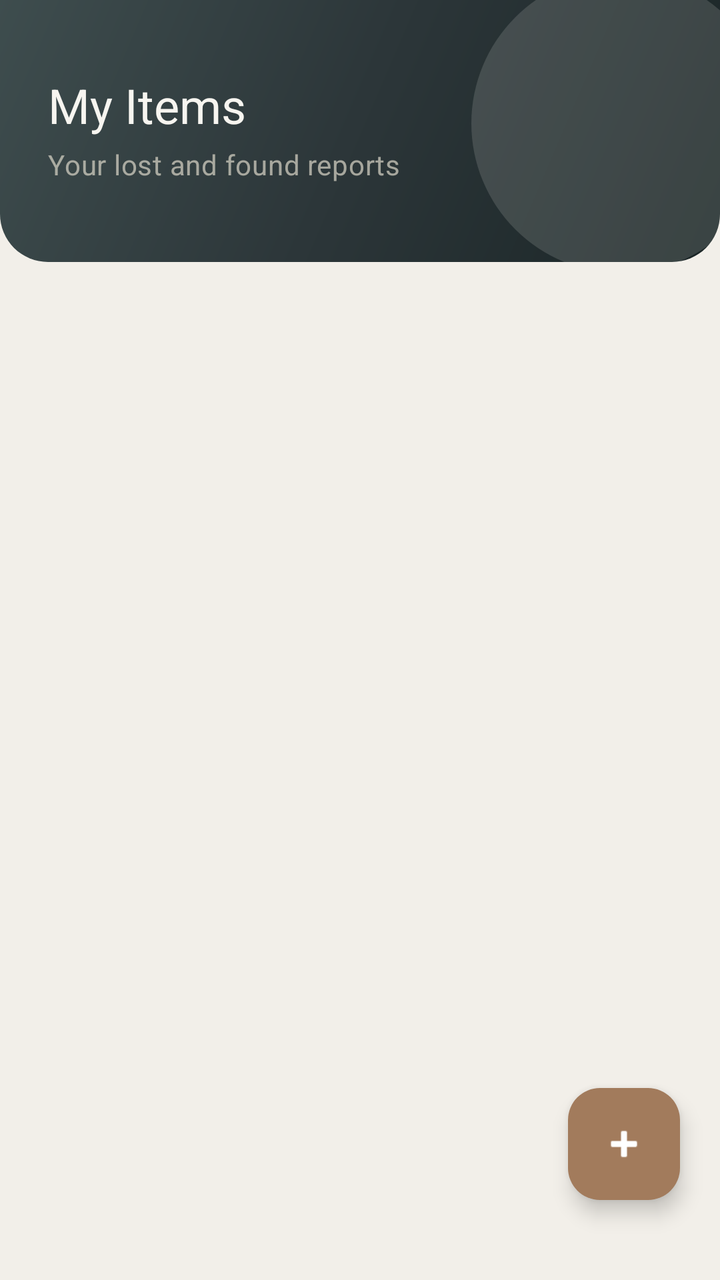
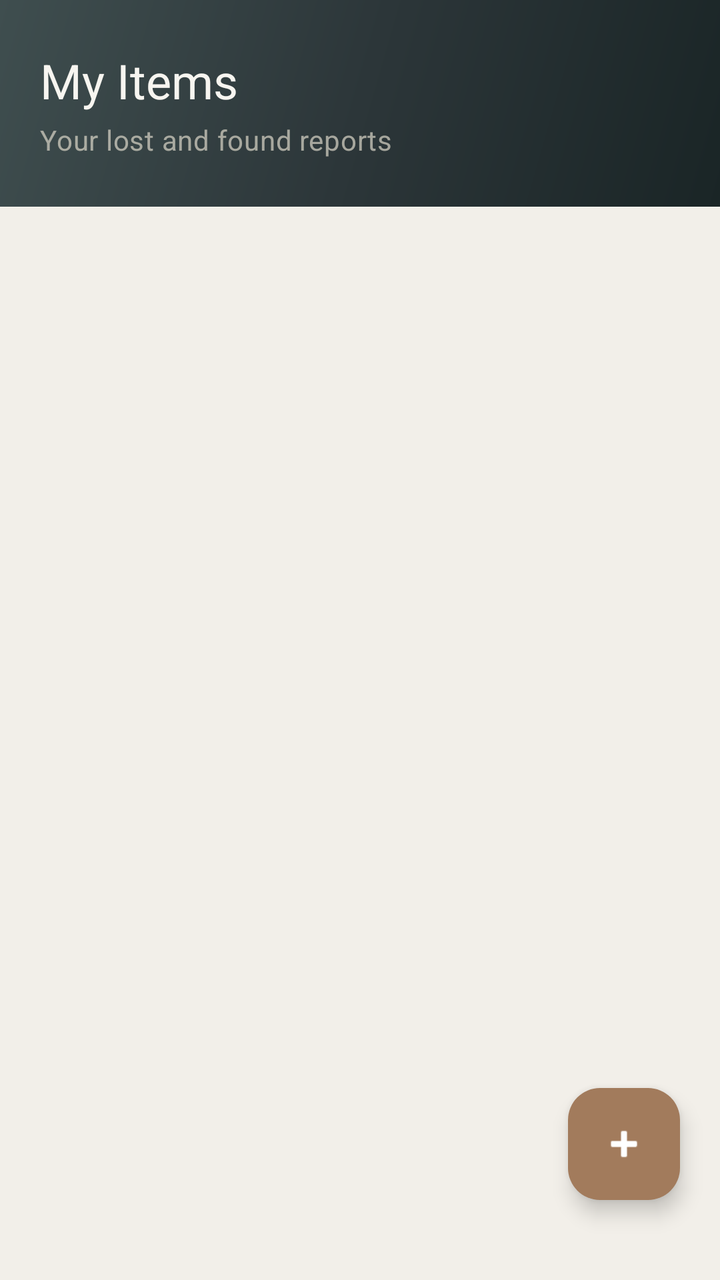

Compare the two renders of this Android layout. The source of the first and the diff that turns it into the second are given below.
<!-- AndroidManifest.xml: application theme Theme.ReClaim -->
<!-- res/layout/fragment_my_items.xml -->
<?xml version="1.0" encoding="utf-8"?>
<androidx.coordinatorlayout.widget.CoordinatorLayout xmlns:android="http://schemas.android.com/apk/res/android"
    xmlns:app="http://schemas.android.com/apk/res-auto"
    android:layout_width="match_parent"
    android:layout_height="match_parent"
    android:background="@color/md_theme_background">

    <LinearLayout
        android:layout_width="match_parent"
        android:layout_height="wrap_content"
        android:clipChildren="false"
        android:clipToPadding="false"
        android:orientation="vertical"
        android:paddingBottom="32dp">

        
        <FrameLayout
            android:layout_width="match_parent"
            android:layout_height="wrap_content"
            android:layout_marginTop="@dimen/screen_padding_top"
            android:background="@drawable/bg_dashboard_header"
            android:clipChildren="false"
            android:clipToPadding="false"
            android:paddingTop="60dp"
            android:paddingBottom="24dp"
            android:paddingEnd="24dp"
            android:paddingStart="24dp">

            <View
                android:layout_width="150dp"
                android:layout_height="150dp"
                android:layout_gravity="end"
                android:layout_marginEnd="-50dp"
                android:layout_marginTop="-50dp"
                android:layout_marginBottom="-30dp"
                android:background="@drawable/bg_header_orb" />

            <LinearLayout
                android:layout_width="wrap_content"
                android:layout_height="wrap_content"
                android:orientation="vertical">

                <com.google.android.material.textview.MaterialTextView
                    android:layout_width="wrap_content"
                    android:layout_height="wrap_content"
                    android:text="@string/my_items_title"
                    android:textAppearance="@style/TextAppearance.ReClaim.DashboardTitle" />

                <com.google.android.material.textview.MaterialTextView
                    android:layout_width="wrap_content"
                    android:layout_height="wrap_content"
                    android:layout_marginTop="4dp"
                    android:text="@string/my_items_subtitle"
                    android:textAppearance="@style/TextAppearance.ReClaim.HeroSubtitle" />
            </LinearLayout>
        </FrameLayout>

        
        <com.google.android.material.tabs.TabLayout
            android:id="@+id/tab_layout"
            android:layout_width="match_parent"
            android:layout_height="wrap_content"
            android:background="@color/md_theme_background"
            app:tabIndicatorColor="@color/brand_accent"
            app:tabIndicatorFullWidth="false"
            app:tabIndicatorHeight="3dp"
            app:tabRippleColor="@color/chip_filter_background"
            app:tabSelectedTextColor="@color/brand_dark"
            app:tabTextColor="@color/brand_slate"
            app:tabTextAppearance="?attr/textAppearanceLabelLarge" />

        
        <androidx.recyclerview.widget.RecyclerView
            android:id="@+id/recycler_my_items"
            android:layout_width="match_parent"
            android:layout_height="0dp"
            android:layout_marginTop="8dp"
            android:layout_weight="1"
            android:clipToPadding="false"
            android:paddingStart="16dp"
            android:paddingEnd="16dp"
            android:paddingBottom="96dp" />

        
        <com.google.android.material.textview.MaterialTextView
            android:id="@+id/text_empty"
            android:layout_width="match_parent"
            android:layout_height="wrap_content"
            android:layout_gravity="center"
            android:gravity="center"
            android:paddingTop="48dp"
            android:paddingBottom="48dp"
            android:text="@string/my_items_empty"
            android:textColor="@color/text_secondary"
            android:visibility="gone" />
    </LinearLayout>

    
    <com.google.android.material.floatingactionbutton.ExtendedFloatingActionButton
        android:id="@+id/fab_add_report"
        android:layout_width="wrap_content"
        android:layout_height="wrap_content"
        android:layout_gravity="bottom|end"
        android:layout_marginBottom="40dp"
        android:layout_marginEnd="20dp"
        android:textColor="@color/text_on_accent"
        app:backgroundTint="@color/brand_accent"
        app:icon="@android:drawable/ic_input_add"
        app:iconTint="@color/text_on_accent" />

    <ProgressBar
        android:id="@+id/progress"
        android:layout_width="wrap_content"
        android:layout_height="wrap_content"
        android:layout_gravity="center"
        android:indeterminateTint="@color/brand_accent"
        android:visibility="gone" />

</androidx.coordinatorlayout.widget.CoordinatorLayout>
<!-- resources referenced by this layout -->
<resources>
  <color name="brand_accent">#A27B5C</color>
  <color name="brand_dark">#2C3639</color>
  <color name="brand_slate">#3F4E4F</color>
  <color name="md_theme_background">#F2EFE9</color>
  <color name="text_on_accent">#FFFFFF</color>
  <color name="text_secondary">#3F4E4F</color>
  <dimen name="screen_padding_top">-24dp</dimen>
  <!-- drawable bg_dashboard_header (drawable) -->
  <?xml version="1.0" encoding="utf-8"?>
  <shape xmlns:android="http://schemas.android.com/apk/res/android" android:shape="rectangle">
      <gradient
          android:angle="135"
          android:startColor="#1A2526"
          android:centerColor="#2C3639"
          android:endColor="#3F4E4F"
          android:type="linear" />
      <corners android:radius="@dimen/dashboard_header_radius" />
  </shape>
  <!-- drawable bg_header_orb (drawable) -->
  <?xml version="1.0" encoding="utf-8"?>
  <shape xmlns:android="http://schemas.android.com/apk/res/android" android:shape="oval">
      <solid android:color="#24F7F5F0" />
  </shape>
  <string name="my_items_empty">You haven\'t reported any items yet.</string>
  <string name="my_items_subtitle">Your lost and found reports</string>
  <string name="my_items_title">My Items</string>
  <style name="TextAppearance.ReClaim.DashboardTitle" parent="TextAppearance.Material3.HeadlineSmall">
          <item name="android:textColor">@color/brand_white</item>
          <item name="android:fontFamily">sans-serif-medium</item>
      </style>
  <style name="TextAppearance.ReClaim.HeroSubtitle" parent="TextAppearance.Material3.BodyMedium">
          <item name="android:textColor">#B3DCD7C9</item>
      </style>
  <dimen name="dashboard_header_radius">24dp</dimen>
  <color name="brand_white">#F7F5F0</color>
  <color name="md_theme_primary">#A27B5C</color>
  <color name="md_theme_onPrimary">#FFFFFF</color>
  <color name="md_theme_primaryContainer">#F0E3D4</color>
  <color name="md_theme_onPrimaryContainer">#2C3639</color>
  <color name="md_theme_secondary">#3F4E4F</color>
  <color name="md_theme_onSecondary">#DCD7C9</color>
  <color name="md_theme_secondaryContainer">#C4D1D2</color>
  <color name="md_theme_onSecondaryContainer">#1A2E2F</color>
  <color name="md_theme_tertiary">#2C3639</color>
  <color name="md_theme_onTertiary">#DCD7C9</color>
  <color name="md_theme_tertiaryContainer">#DCD7C9</color>
  <color name="md_theme_onTertiaryContainer">#2C3639</color>
  <color name="md_theme_error">#B3261E</color>
  <color name="md_theme_onError">#FFFFFF</color>
  <color name="md_theme_errorContainer">#F9DEDC</color>
  <color name="md_theme_onErrorContainer">#410E0B</color>
  <color name="md_theme_onBackground">#2C3639</color>
  <color name="md_theme_surface">#FFFFFF</color>
  <color name="md_theme_onSurface">#2C3639</color>
  <color name="md_theme_surfaceVariant">#EAE5DC</color>
  <color name="md_theme_onSurfaceVariant">#3F4E4F</color>
  <color name="md_theme_outline">#8A9394</color>
  <color name="md_theme_outlineVariant">#D0CAC0</color>
  <color name="md_theme_surfaceContainerLowest">#FFFFFF</color>
  <color name="md_theme_surfaceContainerLow">#F7F4EE</color>
  <color name="md_theme_surfaceContainer">#EDE9E0</color>
  <color name="md_theme_surfaceContainerHigh">#E3DDD4</color>
  <color name="md_theme_surfaceContainerHighest">#D8D2C8</color>
  <!-- unchanged entries left out for length: 1 -->
</resources>

<!-- the commit's change to res/layout/fragment_my_items.xml (unified diff, before → after) -->
@@ -17,23 +17,13 @@
         <FrameLayout
             android:layout_width="match_parent"
             android:layout_height="wrap_content"
-            android:layout_marginTop="@dimen/screen_padding_top"
             android:background="@drawable/bg_dashboard_header"
             android:clipChildren="false"
             android:clipToPadding="false"
-            android:paddingTop="60dp"
-            android:paddingBottom="24dp"
-            android:paddingEnd="24dp"
-            android:paddingStart="24dp">
-
-            <View
-                android:layout_width="150dp"
-                android:layout_height="150dp"
-                android:layout_gravity="end"
-                android:layout_marginEnd="-50dp"
-                android:layout_marginTop="-50dp"
-                android:layout_marginBottom="-30dp"
-                android:background="@drawable/bg_header_orb" />
+            android:paddingStart="@dimen/screen_padding_horizontal"
+            android:paddingTop="@dimen/screen_padding_top"
+            android:paddingEnd="@dimen/screen_padding_horizontal"
+            android:paddingBottom="@dimen/screen_padding_bottom">
 
             <LinearLayout
                 android:layout_width="wrap_content"
@@ -66,8 +56,8 @@
             app:tabIndicatorHeight="3dp"
             app:tabRippleColor="@color/chip_filter_background"
             app:tabSelectedTextColor="@color/brand_dark"
-            app:tabTextColor="@color/brand_slate"
-            app:tabTextAppearance="?attr/textAppearanceLabelLarge" />
+            app:tabTextAppearance="?attr/textAppearanceLabelLarge"
+            app:tabTextColor="@color/brand_slate" />
 
         
         <androidx.recyclerview.widget.RecyclerView
<!-- resource entries referenced after the edit -->
@@ -6,7 +6,9 @@
   <color name="md_theme_background">#F2EFE9</color>
   <color name="text_on_accent">#FFFFFF</color>
   <color name="text_secondary">#3F4E4F</color>
-  <dimen name="screen_padding_top">-24dp</dimen>
+  <dimen name="screen_padding_bottom">24dp</dimen>
+  <dimen name="screen_padding_horizontal">20dp</dimen>
+  <dimen name="screen_padding_top">24dp</dimen>
   <!-- drawable bg_dashboard_header (drawable) -->
   <?xml version="1.0" encoding="utf-8"?>
   <shape xmlns:android="http://schemas.android.com/apk/res/android" android:shape="rectangle">
@@ -16,12 +18,6 @@
           android:centerColor="#2C3639"
           android:endColor="#3F4E4F"
           android:type="linear" />
-      <corners android:radius="@dimen/dashboard_header_radius" />
-  </shape>
-  <!-- drawable bg_header_orb (drawable) -->
-  <?xml version="1.0" encoding="utf-8"?>
-  <shape xmlns:android="http://schemas.android.com/apk/res/android" android:shape="oval">
-      <solid android:color="#24F7F5F0" />
   </shape>
   <string name="my_items_empty">You haven\'t reported any items yet.</string>
   <string name="my_items_subtitle">Your lost and found reports</string>
@@ -33,7 +29,6 @@
   <style name="TextAppearance.ReClaim.HeroSubtitle" parent="TextAppearance.Material3.BodyMedium">
           <item name="android:textColor">#B3DCD7C9</item>
       </style>
-  <dimen name="dashboard_header_radius">24dp</dimen>
   <color name="brand_white">#F7F5F0</color>
   <color name="md_theme_primary">#A27B5C</color>
   <color name="md_theme_onPrimary">#FFFFFF</color>
